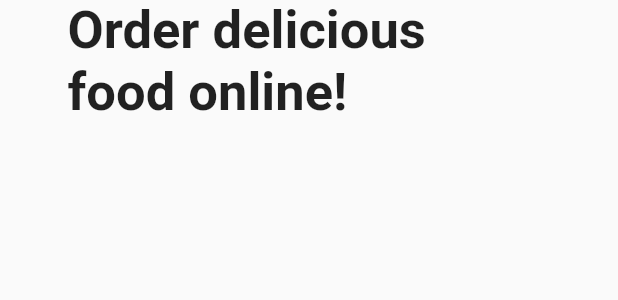
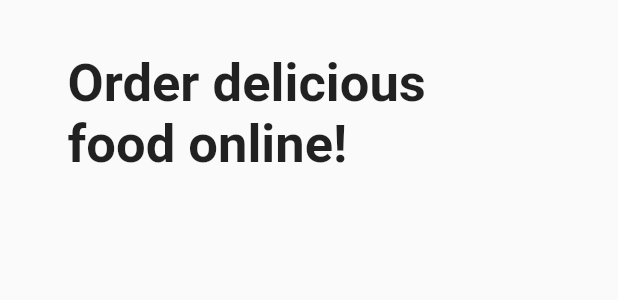
Before and after one commit to NotTheRealEdmund/Food-Delivery-App, a Flutter app: the HomeTitle widget shown alone on an empty page, opened directly, on a phone screen of 412 x 824 dp. Shown: the top 300 px of the screen. Run offline on Flutter 3.47's test engine with Material 2 defaults, Android fonts, the phone set to English and light mode, and no system bars.

Commit message:
Put HomeTitle and CustomAppBar widgets in the same row, remove menu icon

```diff
--- a/app/lib/home_title.dart
+++ b/app/lib/home_title.dart
@@ -3,11 +3,9 @@ import 'package:flutter/material.dart';
 class HomeTitle extends StatelessWidget {
   @override
   Widget build(BuildContext context) {
-    return Row(
-      mainAxisAlignment: MainAxisAlignment.start,
-      children: <Widget>[
-        SizedBox(width: 45),
-        Column(
+    return Padding(
+      padding: EdgeInsets.fromLTRB(45, 35, 0, 0),
+      child: Column(
         crossAxisAlignment: CrossAxisAlignment.start,
         children: <Widget>[
           Text("Order delicious",
@@ -16,7 +14,6 @@ class HomeTitle extends StatelessWidget {
               style: TextStyle(fontWeight: FontWeight.bold, fontSize: 35)),
         ],
       )
-      ],
     );
   }
 }
```
Also changed, not shown: app/lib/custom_app_bar.dart (+3 -16 lines), app/lib/main.dart (+6 -3 lines), app/flutter_01.png (added). Lines whose indentation alone changed are shown as unchanged.
